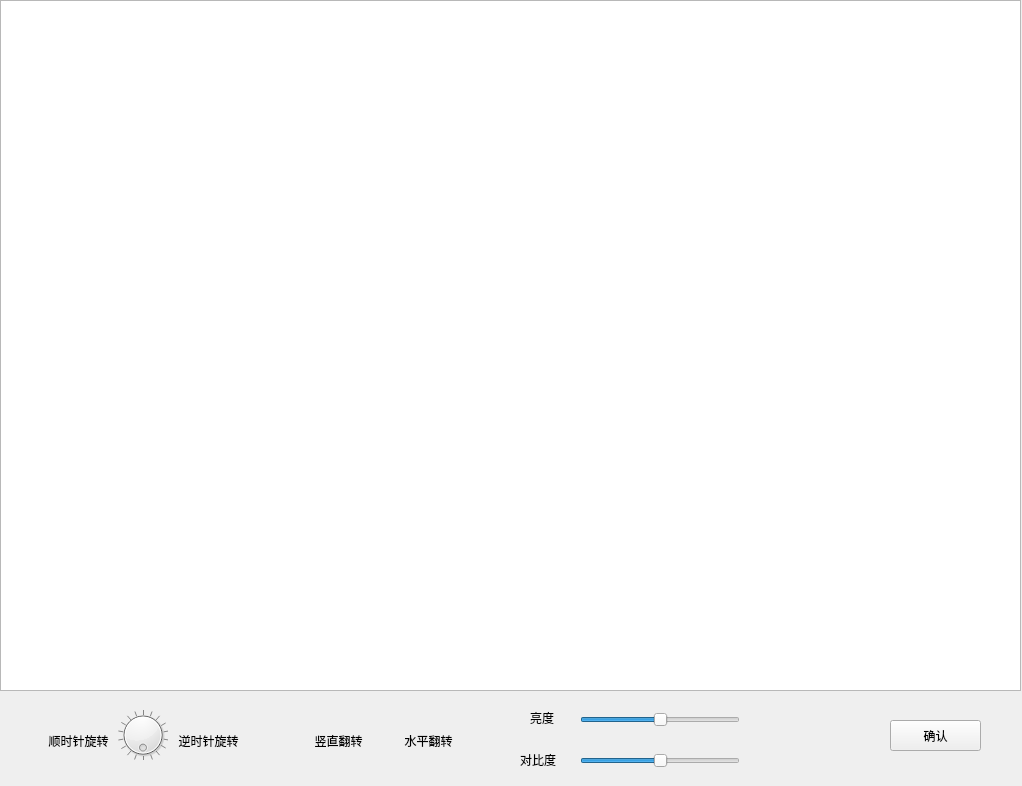
Above: my_cutter.ui from Rvioleck/FlowerClassification before the change. Below: the same form after it.
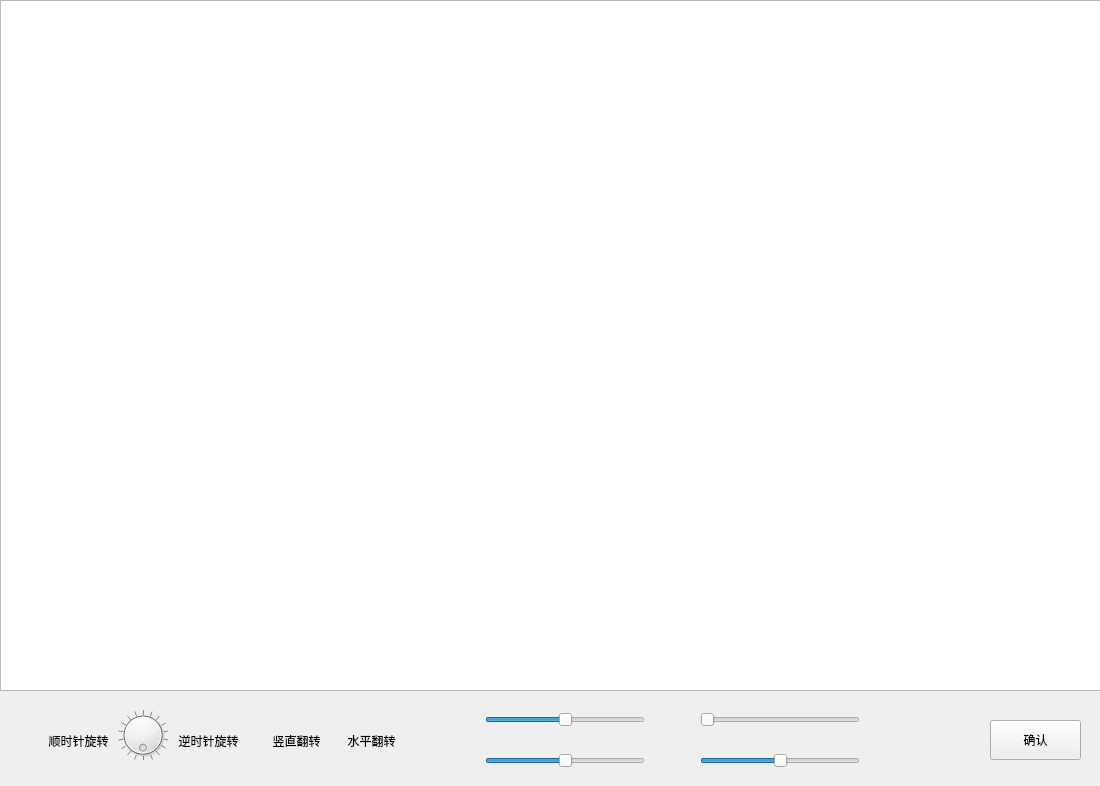
That is the form after the change. Icons and pictures are not drawn.

Patch:
```diff
--- a/my_cutter.ui
+++ b/my_cutter.ui
@@ -6,7 +6,7 @@
    <rect>
     <x>0</x>
     <y>0</y>
-    <width>1022</width>
+    <width>1100</width>
     <height>786</height>
    </rect>
   </property>
@@ -18,7 +18,7 @@
     <rect>
      <x>0</x>
      <y>0</y>
-     <width>1021</width>
+     <width>1101</width>
      <height>691</height>
     </rect>
    </property>
@@ -26,8 +26,8 @@
   <widget class="QPushButton" name="cutPushButton">
    <property name="geometry">
     <rect>
-     <x>790</x>
-     <y>707</y>
+     <x>910</x>
+     <y>720</y>
      <width>41</width>
      <height>41</height>
     </rect>
@@ -51,10 +51,10 @@
   <widget class="QPushButton" name="savePushButton">
    <property name="geometry">
     <rect>
-     <x>890</x>
+     <x>990</x>
      <y>720</y>
      <width>91</width>
-     <height>31</height>
+     <height>40</height>
     </rect>
    </property>
    <property name="text">
@@ -140,7 +140,7 @@
   <widget class="QToolButton" name="horizontalFlipToolButton">
    <property name="geometry">
     <rect>
-     <x>393</x>
+     <x>336</x>
      <y>710</y>
      <width>71</width>
      <height>61</height>
@@ -172,7 +172,7 @@
   <widget class="QToolButton" name="verticalFlipToolButton">
    <property name="geometry">
     <rect>
-     <x>303</x>
+     <x>261</x>
      <y>710</y>
      <width>71</width>
      <height>61</height>
@@ -241,7 +241,7 @@
   <widget class="QSlider" name="horizontalSliderBrightness">
    <property name="geometry">
     <rect>
-     <x>580</x>
+     <x>485</x>
      <y>709</y>
      <width>160</width>
      <height>22</height>
@@ -260,7 +260,7 @@
   <widget class="QSlider" name="horizontalSliderContrast">
    <property name="geometry">
     <rect>
-     <x>580</x>
+     <x>485</x>
      <y>750</y>
      <width>160</width>
      <height>22</height>
@@ -282,27 +282,142 @@
   <widget class="QLabel" name="label">
    <property name="geometry">
     <rect>
-     <x>530</x>
-     <y>710</y>
+     <x>445</x>
+     <y>705</y>
      <width>31</width>
-     <height>16</height>
+     <height>31</height>
     </rect>
    </property>
-   <property name="text">
+   <property name="toolTip">
     <string>亮度</string>
    </property>
+   <property name="text">
+    <string/>
+   </property>
+   <property name="pixmap">
+    <pixmap>images/亮度.png</pixmap>
+   </property>
+   <property name="scaledContents">
+    <bool>true</bool>
+   </property>
   </widget>
   <widget class="QLabel" name="label_2">
    <property name="geometry">
     <rect>
-     <x>520</x>
+     <x>450</x>
+     <y>749</y>
+     <width>21</width>
+     <height>21</height>
+    </rect>
+   </property>
+   <property name="toolTip">
+    <string>对比度</string>
+   </property>
+   <property name="text">
+    <string/>
+   </property>
+   <property name="pixmap">
+    <pixmap>images/对比度.png</pixmap>
+   </property>
+   <property name="scaledContents">
+    <bool>true</bool>
+   </property>
+  </widget>
+  <widget class="QSlider" name="horizontalSliderHues">
+   <property name="geometry">
+    <rect>
+     <x>700</x>
+     <y>709</y>
+     <width>160</width>
+     <height>22</height>
+    </rect>
+   </property>
+   <property name="cursor">
+    <cursorShape>PointingHandCursor</cursorShape>
+   </property>
+   <property name="toolTip">
+    <string>色相</string>
+   </property>
+   <property name="minimum">
+    <number>0</number>
+   </property>
+   <property name="maximum">
+    <number>100</number>
+   </property>
+   <property name="orientation">
+    <enum>Qt::Horizontal</enum>
+   </property>
+  </widget>
+  <widget class="QSlider" name="horizontalSliderSaturation">
+   <property name="geometry">
+    <rect>
+     <x>700</x>
      <y>750</y>
-     <width>41</width>
-     <height>20</height>
+     <width>160</width>
+     <height>22</height>
     </rect>
    </property>
-   <property name="text">
+   <property name="cursor">
+    <cursorShape>PointingHandCursor</cursorShape>
+   </property>
+   <property name="toolTip">
     <string>对比度</string>
+   </property>
+   <property name="minimum">
+    <number>-5</number>
+   </property>
+   <property name="maximum">
+    <number>5</number>
+   </property>
+   <property name="pageStep">
+    <number>2</number>
+   </property>
+   <property name="orientation">
+    <enum>Qt::Horizontal</enum>
+   </property>
+  </widget>
+  <widget class="QLabel" name="saturation_label">
+   <property name="geometry">
+    <rect>
+     <x>665</x>
+     <y>749</y>
+     <width>21</width>
+     <height>21</height>
+    </rect>
+   </property>
+   <property name="toolTip">
+    <string>对比度</string>
+   </property>
+   <property name="text">
+    <string/>
+   </property>
+   <property name="pixmap">
+    <pixmap>images/饱和度.png</pixmap>
+   </property>
+   <property name="scaledContents">
+    <bool>true</bool>
+   </property>
+  </widget>
+  <widget class="QLabel" name="hue_label">
+   <property name="geometry">
+    <rect>
+     <x>666</x>
+     <y>709</y>
+     <width>21</width>
+     <height>21</height>
+    </rect>
+   </property>
+   <property name="toolTip">
+    <string>色相</string>
+   </property>
+   <property name="text">
+    <string/>
+   </property>
+   <property name="pixmap">
+    <pixmap>images/色相.png</pixmap>
+   </property>
+   <property name="scaledContents">
+    <bool>true</bool>
    </property>
   </widget>
  </widget>
```
Left out of the diff: 31 changed lines with no effect on the pictures.
